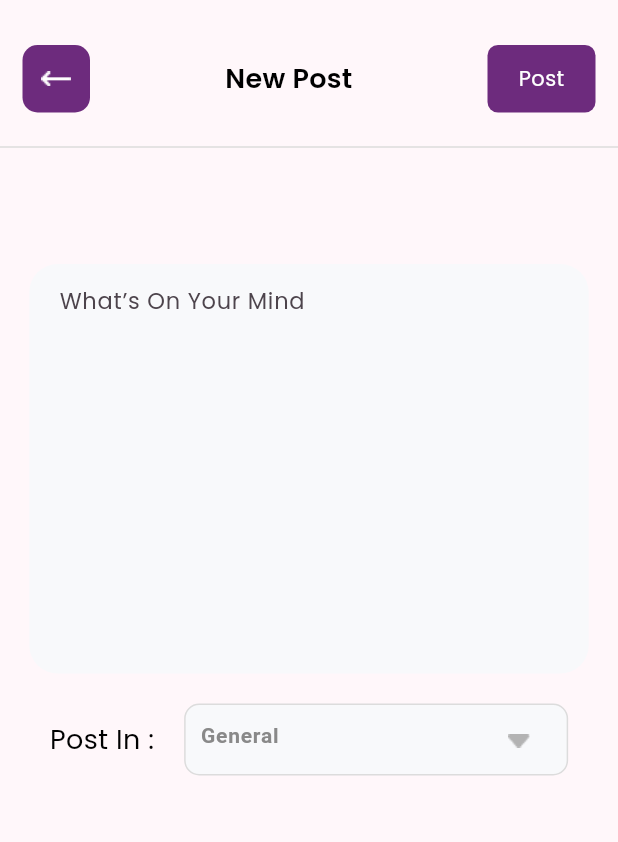
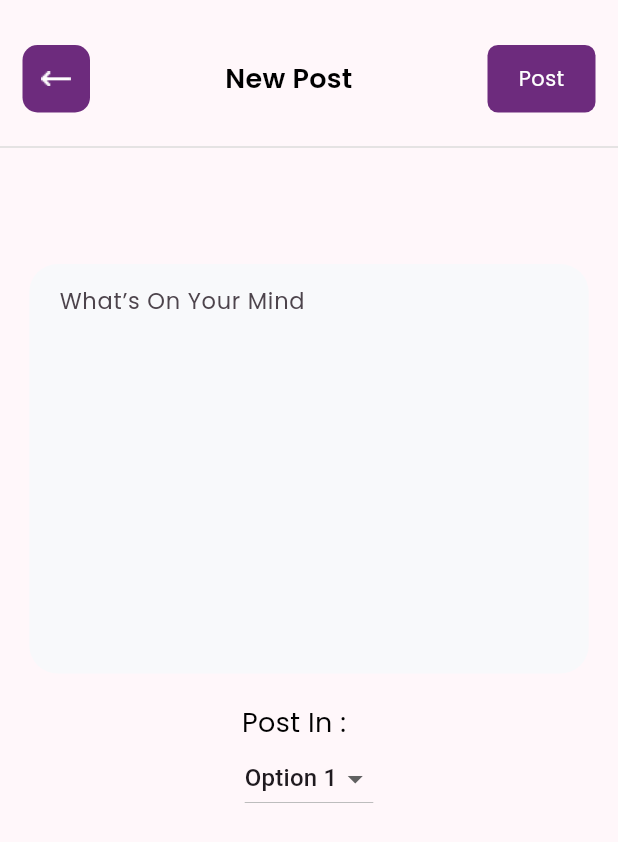
Before and after one commit to syscomatic-tech/Basileia_flutter, a Flutter app: the ForumsUpload screen opened directly, on a phone screen of 412 x 824 dp. Shown: the top 842 px of the screen. Run offline on Flutter 3.47's test engine with Material 3 defaults, Android fonts, the phone set to English and light mode, and no system bars; our stand-ins replace cloud_firestore, dotted_border, firebase_core, flutter_slidable, fluttertoast, get and 4 more; accounts and stored records are empty.

Commit message:
forumsuplode

```diff
--- a/lib/Screen/ForumsUpload.dart
+++ b/lib/Screen/ForumsUpload.dart
@@ -102,10 +102,10 @@ class ForumsUpload extends StatelessWidget {
                     const SizedBox(
                       height: 20,
                     ),
-                    Row(
+                    const Row(
                       mainAxisAlignment: MainAxisAlignment.center,
                       children: [
-                        const Text(
+                        Text(
                           'Post In :',
                           style: TextStyle(
                               fontFamily: poppins_regular,
@@ -113,22 +113,13 @@ class ForumsUpload extends StatelessWidget {
                               fontSize: 18,
                               fontWeight: FontWeight.w500),
                         ),
-                        const SizedBox(
+                        SizedBox(
                           width: 20,
                         ),
-                        textField(
-                            width: 256,
-                            hight: 48,
-                            lebelText: 'General',
-                            suffixIcon: Padding(
-                              padding: const EdgeInsets.only(top: 5),
-                              child: InkWell(
-                                  onTap: () {},
-                                  child: Image.asset(Downarrow_ic)),
-                            ),
-                            textfieldBg: TabBG),
+
                       ],
-                    )
+                    ),
+                    dropdownItem()
                   ],
                 ),
               ),
--- a/lib/Style/controller.dart
+++ b/lib/Style/controller.dart
@@ -133,3 +133,9 @@ class PostCommentController extends GetxController {
     post.value.comments.add(comnt);
   }
 }
+class DropdownController extends GetxController{
+  var selectedItem = 'Option 1'.obs;
+  void setSelectedItem(String value) {
+    selectedItem.value = value;
+  }
+}
--- a/lib/Style/style.dart
+++ b/lib/Style/style.dart
@@ -5,6 +5,7 @@ import 'package:basileia/Screen/commentScreen.dart';
 import 'package:basileia/RestAPI/social.dart';
 import 'package:basileia/Screen/forumsScreen.dart';
 import 'package:basileia/Screen/homeFeedScreen.dart';
+import 'package:basileia/Screen/questionDetailsScreen.dart';
 import 'package:basileia/Style/likeiconwidget.dart';
 import 'package:dotted_border/dotted_border.dart';
 import 'package:flutter/cupertino.dart';
@@ -2325,7 +2326,9 @@ class question extends StatelessWidget {
   const question({super.key,required this.username,required this.content, required this.contentType});
   @override
   Widget build(BuildContext context) {
-    return Padding(
+    return InkWell(
+      onTap: (){Get.to(()=> const QuestionDetailScreen());},
+      child: Padding(
         padding: const EdgeInsets.only(bottom: 15),
         child: Container(
           width: double.maxFinite,
@@ -2397,6 +2400,7 @@ class question extends StatelessWidget {
             ),
           ),
         ),
+      ),
     );
   }
 }
@@ -3265,3 +3269,32 @@ Widget commentTextFiled({Context, controller, onTap}) {
     ),
   );
 }
+class dropdownItem extends StatelessWidget{
+  final DropdownController controller = Get.put(DropdownController());
+  @override
+  Widget build(BuildContext context) {
+    return Obx(() => SizedBox(
+      child: DropdownButton<String>(
+        value: controller.selectedItem.value,
+        onChanged: (newValue) {
+          controller.setSelectedItem(newValue!);
+        },
+        items: [
+          DropdownMenuItem<String>(
+            value: 'Option 1',
+            child: Text('Option 1'),
+          ),
+          DropdownMenuItem<String>(
+            value: 'Option 2',
+            child: Text('Option 2'),
+          ),
+          DropdownMenuItem<String>(
+            value: 'Option 3',
+            child: Text('Option 3'),
+          ),
+        ],
+      ),
+    ));
+  }
+
+}
```
Lines whose indentation alone changed are shown as unchanged.
